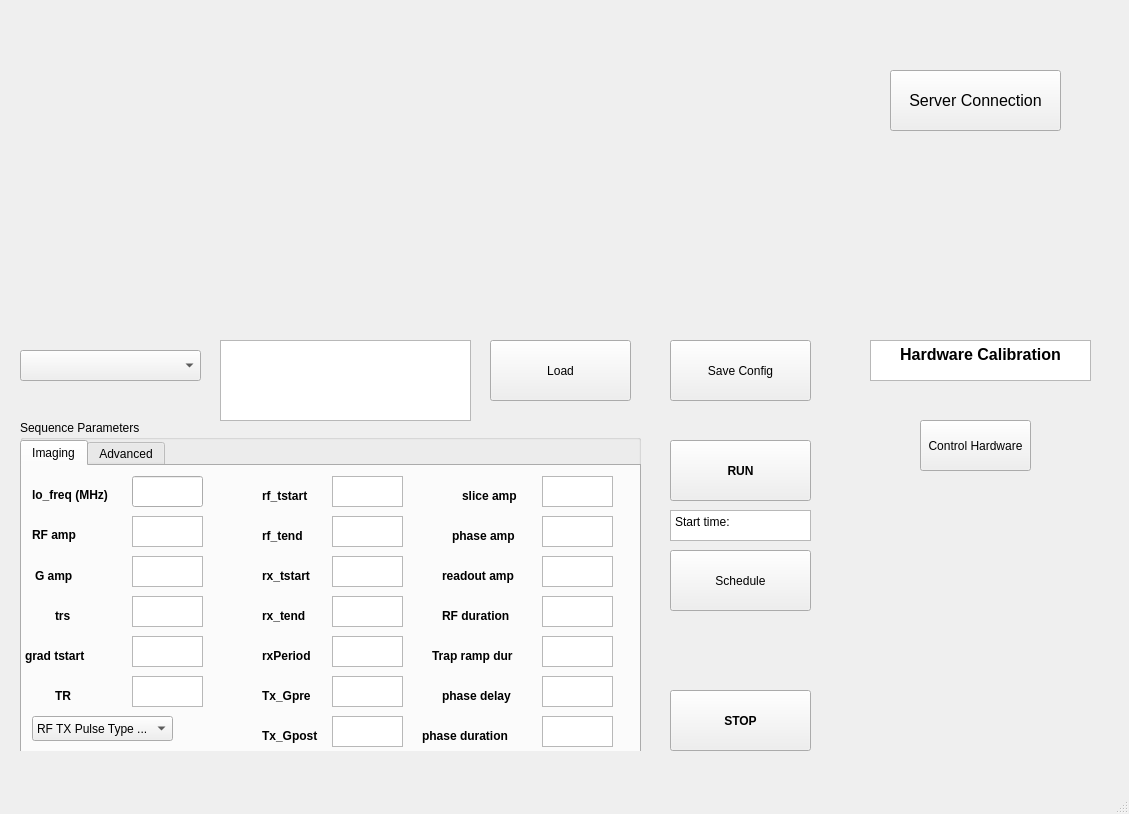
Before: the Qt Designer form ui/MainWindow.ui in josalggui/MaRGE, drawn with Qt 5.
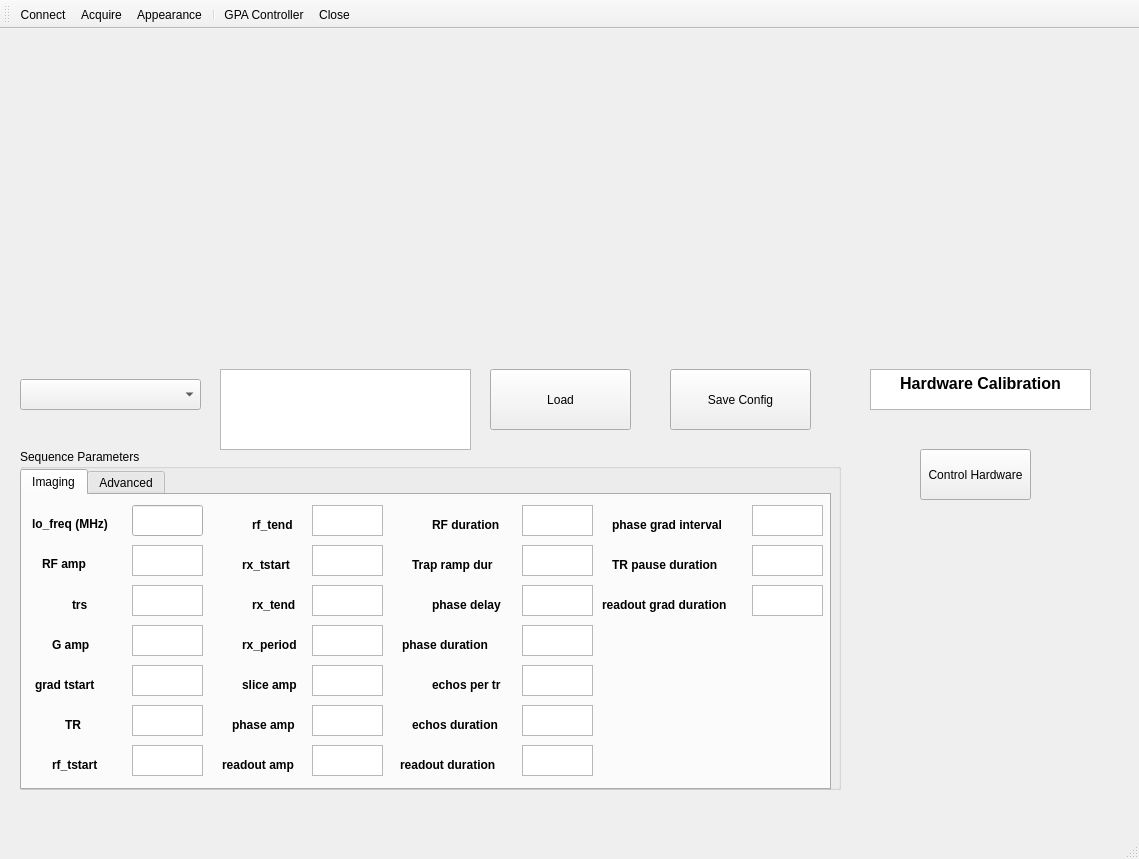
After: the same form once the commit is applied. Icons and pictures are not drawn.

What changed in the file:
```diff
--- a/ui/MainWindow.ui
+++ b/ui/MainWindow.ui
@@ -6,8 +6,8 @@
    <rect>
     <x>0</x>
     <y>0</y>
-    <width>1129</width>
-    <height>814</height>
+    <width>1139</width>
+    <height>859</height>
    </rect>
   </property>
   <property name="windowTitle">
@@ -40,74 +40,6 @@
      <string>Save Config</string>
     </property>
    </widget>
-   <widget class="QPushButton" name="PushButton_run">
-    <property name="geometry">
-     <rect>
-      <x>670</x>
-      <y>440</y>
-      <width>141</width>
-      <height>61</height>
-     </rect>
-    </property>
-    <property name="font">
-     <font>
-      <weight>75</weight>
-      <bold>true</bold>
-     </font>
-    </property>
-    <property name="text">
-     <string>RUN</string>
-    </property>
-   </widget>
-   <widget class="QTextEdit" name="textEdit_stTime">
-    <property name="geometry">
-     <rect>
-      <x>670</x>
-      <y>510</y>
-      <width>141</width>
-      <height>31</height>
-     </rect>
-    </property>
-    <property name="html">
-     <string>&lt;!DOCTYPE HTML PUBLIC &quot;-//W3C//DTD HTML 4.0//EN&quot; &quot;http://www.w3.org/TR/REC-html40/strict.dtd&quot;&gt;
-&lt;html&gt;&lt;head&gt;&lt;meta name=&quot;qrichtext&quot; content=&quot;1&quot; /&gt;&lt;style type=&quot;text/css&quot;&gt;
-p, li { white-space: pre-wrap; }
-&lt;/style&gt;&lt;/head&gt;&lt;body style=&quot; font-family:'Sans Serif'; font-size:9pt; font-weight:400; font-style:normal;&quot;&gt;
-&lt;p style=&quot; margin-top:0px; margin-bottom:0px; margin-left:0px; margin-right:0px; -qt-block-indent:0; text-indent:0px;&quot;&gt;&lt;span style=&quot; font-family:'Noto Sans';&quot;&gt;Start time:&lt;/span&gt;&lt;/p&gt;&lt;/body&gt;&lt;/html&gt;</string>
-    </property>
-   </widget>
-   <widget class="QPushButton" name="pushButton_schedule">
-    <property name="geometry">
-     <rect>
-      <x>670</x>
-      <y>550</y>
-      <width>141</width>
-      <height>61</height>
-     </rect>
-    </property>
-    <property name="text">
-     <string>Schedule</string>
-    </property>
-   </widget>
-   <widget class="QPushButton" name="pushButton_stop">
-    <property name="geometry">
-     <rect>
-      <x>670</x>
-      <y>690</y>
-      <width>141</width>
-      <height>61</height>
-     </rect>
-    </property>
-    <property name="font">
-     <font>
-      <weight>75</weight>
-      <bold>true</bold>
-     </font>
-    </property>
-    <property name="text">
-     <string>STOP</string>
-    </property>
-   </widget>
    <widget class="QComboBox" name="comboBox_seq">
     <property name="geometry">
      <rect>
@@ -153,8 +85,8 @@
      <rect>
       <x>20</x>
       <y>420</y>
-      <width>621</width>
-      <height>331</height>
+      <width>821</width>
+      <height>341</height>
      </rect>
     </property>
     <property name="title">
@@ -165,7 +97,7 @@
       <rect>
        <x>0</x>
        <y>20</y>
-       <width>621</width>
+       <width>811</width>
        <height>321</height>
       </rect>
      </property>
@@ -176,6 +108,25 @@
       <attribute name="title">
        <string>Imaging</string>
       </attribute>
+      <widget class="QLabel" name="label_TR">
+       <property name="geometry">
+        <rect>
+         <x>43</x>
+         <y>220</y>
+         <width>31</width>
+         <height>20</height>
+        </rect>
+       </property>
+       <property name="font">
+        <font>
+         <weight>75</weight>
+         <bold>true</bold>
+        </font>
+       </property>
+       <property name="text">
+        <string>TR</string>
+       </property>
+      </widget>
       <widget class="QLabel" name="label_loFreq">
        <property name="geometry">
         <rect>
@@ -195,70 +146,52 @@
         <string>lo_freq (MHz)</string>
        </property>
       </widget>
-      <widget class="QLabel" name="label_rfAmp">
+      <widget class="QTextEdit" name="textEdit_rfDur">
        <property name="geometry">
         <rect>
-         <x>10</x>
-         <y>60</y>
-         <width>54</width>
-         <height>17</height>
+         <x>500</x>
+         <y>10</y>
+         <width>71</width>
+         <height>31</height>
         </rect>
        </property>
-       <property name="font">
-        <font>
-         <weight>75</weight>
-         <bold>true</bold>
-        </font>
+      </widget>
+      <widget class="QTextEdit" name="textEdit_phDelay">
+       <property name="geometry">
+        <rect>
+         <x>500</x>
+         <y>90</y>
+         <width>71</width>
+         <height>31</height>
+        </rect>
        </property>
-       <property name="text">
-        <string>RF amp</string>
-       </property>
       </widget>
-      <widget class="QTextEdit" name="textEdit_rfAmp">
+      <widget class="QTextEdit" name="textEdit_rxTstart">
        <property name="geometry">
         <rect>
-         <x>110</x>
+         <x>290</x>
          <y>50</y>
          <width>71</width>
          <height>31</height>
         </rect>
        </property>
       </widget>
-      <widget class="QLabel" name="label_Gamp">
-       <property name="geometry">
-        <rect>
-         <x>13</x>
-         <y>100</y>
-         <width>51</width>
-         <height>20</height>
-        </rect>
-       </property>
-       <property name="font">
-        <font>
-         <weight>75</weight>
-         <bold>true</bold>
-        </font>
-       </property>
-       <property name="text">
-        <string>G amp</string>
-       </property>
-      </widget>
       <widget class="QTextEdit" name="textEdit_Gamp">
        <property name="geometry">
         <rect>
          <x>110</x>
-         <y>90</y>
+         <y>130</y>
          <width>71</width>
          <height>31</height>
         </rect>
        </property>
       </widget>
-      <widget class="QLabel" name="label_trs">
+      <widget class="QLabel" name="label_Shimx">
        <property name="geometry">
         <rect>
-         <x>33</x>
-         <y>140</y>
-         <width>31</width>
+         <x>410</x>
+         <y>20</y>
+         <width>91</width>
          <height>20</height>
         </rect>
        </property>
@@ -269,49 +202,14 @@
         </font>
        </property>
        <property name="text">
-        <string>trs</string>
+        <string>RF duration</string>
        </property>
       </widget>
-      <widget class="QTextEdit" name="textEdit_trs">
-       <property name="geometry">
-        <rect>
-         <x>110</x>
-         <y>130</y>
-         <width>71</width>
-         <height>31</height>
-        </rect>
-       </property>
-      </widget>
-      <widget class="QComboBox" name="comboBox_PulseType">
-       <property name="geometry">
-        <rect>
-         <x>10</x>
-         <y>250</y>
-         <width>141</width>
-         <height>25</height>
-        </rect>
-       </property>
-       <item>
-        <property name="text">
-         <string>RF TX Pulse Type ...</string>
-        </property>
-       </item>
-       <item>
-        <property name="text">
-         <string>Sinc</string>
-        </property>
-       </item>
-       <item>
-        <property name="text">
-         <string>Square</string>
-        </property>
-       </item>
-      </widget>
       <widget class="QLabel" name="label_rfTstart">
        <property name="geometry">
         <rect>
-         <x>240</x>
-         <y>20</y>
+         <x>30</x>
+         <y>260</y>
          <width>61</width>
          <height>20</height>
         </rect>
@@ -326,22 +224,12 @@
         <string>rf_tstart</string>
        </property>
       </widget>
-      <widget class="QTextEdit" name="textEdit_rfTstart">
+      <widget class="QLabel" name="label_phaseDur">
        <property name="geometry">
         <rect>
-         <x>310</x>
-         <y>10</y>
-         <width>71</width>
-         <height>31</height>
-        </rect>
-       </property>
-      </widget>
-      <widget class="QLabel" name="label_Gtstat">
-       <property name="geometry">
-        <rect>
-         <x>3</x>
-         <y>180</y>
-         <width>81</width>
+         <x>380</x>
+         <y>140</y>
+         <width>111</width>
          <height>20</height>
         </rect>
        </property>
@@ -352,7 +240,7 @@
         </font>
        </property>
        <property name="text">
-        <string>grad tstart</string>
+        <string>phase duration</string>
        </property>
       </widget>
       <widget class="QTextEdit" name="textEdit_gradTstart">
@@ -365,40 +253,11 @@
         </rect>
        </property>
       </widget>
-      <widget class="QLabel" name="label_TR">
-       <property name="geometry">
-        <rect>
-         <x>33</x>
-         <y>220</y>
-         <width>31</width>
-         <height>20</height>
-        </rect>
-       </property>
-       <property name="font">
-        <font>
-         <weight>75</weight>
-         <bold>true</bold>
-        </font>
-       </property>
-       <property name="text">
-        <string>TR</string>
-       </property>
-      </widget>
-      <widget class="QTextEdit" name="textEdit_TR">
-       <property name="geometry">
-        <rect>
-         <x>110</x>
-         <y>210</y>
-         <width>71</width>
-         <height>31</height>
-        </rect>
-       </property>
-      </widget>
       <widget class="QLabel" name="label_rfTend">
        <property name="geometry">
         <rect>
-         <x>240</x>
-         <y>60</y>
+         <x>230</x>
+         <y>20</y>
          <width>51</width>
          <height>20</height>
         </rect>
@@ -413,21 +272,70 @@
         <string>rf_tend</string>
        </property>
       </widget>
-      <widget class="QTextEdit" name="textEdit_rfTend">
+      <widget class="QTextEdit" name="textEdit_trapRampDur">
        <property name="geometry">
         <rect>
-         <x>310</x>
+         <x>500</x>
          <y>50</y>
          <width>71</width>
          <height>31</height>
         </rect>
        </property>
       </widget>
+      <widget class="QTextEdit" name="textEdit_phAmp">
+       <property name="geometry">
+        <rect>
+         <x>290</x>
+         <y>210</y>
+         <width>71</width>
+         <height>31</height>
+        </rect>
+       </property>
+      </widget>
+      <widget class="QTextEdit" name="textEdit_phDur">
+       <property name="geometry">
+        <rect>
+         <x>500</x>
+         <y>130</y>
+         <width>71</width>
+         <height>31</height>
+        </rect>
+       </property>
+      </widget>
+      <widget class="QTextEdit" name="textEdit_rdAmp">
+       <property name="geometry">
+        <rect>
+         <x>290</x>
+         <y>250</y>
+         <width>71</width>
+         <height>31</height>
+        </rect>
+       </property>
+      </widget>
+      <widget class="QLabel" name="label_phDelay">
+       <property name="geometry">
+        <rect>
+         <x>410</x>
+         <y>100</y>
+         <width>81</width>
+         <height>20</height>
+        </rect>
+       </property>
+       <property name="font">
+        <font>
+         <weight>75</weight>
+         <bold>true</bold>
+        </font>
+       </property>
+       <property name="text">
+        <string>phase delay</string>
+       </property>
+      </widget>
       <widget class="QLabel" name="label_rxTstart">
        <property name="geometry">
         <rect>
-         <x>240</x>
-         <y>100</y>
+         <x>220</x>
+         <y>60</y>
          <width>61</width>
          <height>20</height>
         </rect>
@@ -445,20 +353,39 @@
         <string>rx_tstart</string>
        </property>
       </widget>
-      <widget class="QTextEdit" name="textEdit_rxTstart">
+      <widget class="QLabel" name="label_trapRampDur">
        <property name="geometry">
         <rect>
-         <x>310</x>
-         <y>90</y>
+         <x>390</x>
+         <y>60</y>
+         <width>101</width>
+         <height>20</height>
+        </rect>
+       </property>
+       <property name="font">
+        <font>
+         <weight>75</weight>
+         <bold>true</bold>
+        </font>
+       </property>
+       <property name="text">
+        <string>Trap ramp dur</string>
+       </property>
+      </widget>
+      <widget class="QTextEdit" name="textEdit_rfTend">
+       <property name="geometry">
+        <rect>
+         <x>290</x>
+         <y>10</y>
          <width>71</width>
          <height>31</height>
         </rect>
        </property>
       </widget>
-      <widget class="QLabel" name="label_rxTend">
+      <widget class="QLabel" name="label_Gamp">
        <property name="geometry">
         <rect>
-         <x>240</x>
+         <x>30</x>
          <y>140</y>
          <width>51</width>
          <height>20</height>
@@ -471,14 +398,14 @@
         </font>
        </property>
        <property name="text">
-        <string>rx_tend</string>
+        <string>G amp</string>
        </property>
       </widget>
-      <widget class="QTextEdit" name="textEdit_rxTend">
+      <widget class="QTextEdit" name="textEdit_rfTstart">
        <property name="geometry">
         <rect>
-         <x>310</x>
-         <y>130</y>
+         <x>110</x>
+         <y>250</y>
          <width>71</width>
          <height>31</height>
         </rect>
@@ -487,9 +414,9 @@
       <widget class="QLabel" name="label_rxPeriod">
        <property name="geometry">
         <rect>
-         <x>240</x>
-         <y>180</y>
-         <width>61</width>
+         <x>220</x>
+         <y>140</y>
+         <width>71</width>
          <height>20</height>
         </rect>
        </property>
@@ -500,25 +427,15 @@
         </font>
        </property>
        <property name="text">
-        <string>rxPeriod</string>
+        <string>rx_period</string>
        </property>
       </widget>
-      <widget class="QTextEdit" name="textEdit_rxPeriod">
+      <widget class="QLabel" name="label_trs">
        <property name="geometry">
         <rect>
-         <x>310</x>
-         <y>170</y>
-         <width>71</width>
-         <height>31</height>
-        </rect>
-       </property>
-      </widget>
-      <widget class="QLabel" name="label_txGpre">
-       <property name="geometry">
-        <rect>
-         <x>240</x>
-         <y>220</y>
-         <width>61</width>
+         <x>50</x>
+         <y>100</y>
+         <width>31</width>
          <height>20</height>
         </rect>
        </property>
@@ -529,53 +446,34 @@
         </font>
        </property>
        <property name="text">
-        <string>Tx_Gpre</string>
+        <string>trs</string>
        </property>
       </widget>
-      <widget class="QTextEdit" name="textEdit_txGpre">
+      <widget class="QLineEdit" name="lineEdit_loFreq">
        <property name="geometry">
         <rect>
-         <x>310</x>
-         <y>210</y>
+         <x>110</x>
+         <y>10</y>
          <width>71</width>
          <height>31</height>
         </rect>
        </property>
       </widget>
-      <widget class="QTextEdit" name="textEdit_txGpost">
+      <widget class="QTextEdit" name="textEdit_rfAmp">
        <property name="geometry">
         <rect>
-         <x>310</x>
-         <y>250</y>
+         <x>110</x>
+         <y>50</y>
          <width>71</width>
          <height>31</height>
         </rect>
        </property>
       </widget>
-      <widget class="QLabel" name="label_txGpost">
-       <property name="geometry">
-        <rect>
-         <x>240</x>
-         <y>260</y>
-         <width>61</width>
-         <height>20</height>
-        </rect>
-       </property>
-       <property name="font">
-        <font>
-         <weight>75</weight>
-         <bold>true</bold>
-        </font>
-       </property>
-       <property name="text">
-        <string>Tx_Gpost</string>
-       </property>
-      </widget>
       <widget class="QLabel" name="label_sliceAmp">
        <property name="geometry">
         <rect>
-         <x>440</x>
-         <y>20</y>
+         <x>220</x>
+         <y>180</y>
          <width>71</width>
          <height>20</height>
         </rect>
@@ -590,30 +488,29 @@
         <string>slice amp</string>
        </property>
       </widget>
-      <widget class="QTextEdit" name="textEdit_sliceAmp">
+      <widget class="QLabel" name="label_Gtstat">
        <property name="geometry">
         <rect>
-         <x>520</x>
-         <y>10</y>
-         <width>71</width>
-         <height>31</height>
+         <x>13</x>
+         <y>180</y>
+         <width>81</width>
+         <height>20</height>
         </rect>
        </property>
-      </widget>
-      <widget class="QTextEdit" name="textEdit_phAmp">
-       <property name="geometry">
-        <rect>
-         <x>520</x>
-         <y>50</y>
-         <width>71</width>
-         <height>31</height>
-        </rect>
+       <property name="font">
+        <font>
+         <weight>75</weight>
+         <bold>true</bold>
+        </font>
        </property>
+       <property name="text">
+        <string>grad tstart</string>
+       </property>
       </widget>
-      <widget class="QTextEdit" name="textEdit_rdAmp">
+      <widget class="QTextEdit" name="textEdit_trs">
        <property name="geometry">
         <rect>
-         <x>520</x>
+         <x>110</x>
          <y>90</y>
          <width>71</width>
          <height>31</height>
@@ -623,8 +520,8 @@
       <widget class="QLabel" name="label_NPointsy">
        <property name="geometry">
         <rect>
-         <x>430</x>
-         <y>60</y>
+         <x>210</x>
+         <y>220</y>
          <width>81</width>
          <height>20</height>
         </rect>
@@ -639,11 +536,31 @@
         <string>phase amp</string>
        </property>
       </widget>
+      <widget class="QTextEdit" name="textEdit_TR">
+       <property name="geometry">
+        <rect>
+         <x>110</x>
+         <y>210</y>
+         <width>71</width>
+         <height>31</height>
+        </rect>
+       </property>
+      </widget>
+      <widget class="QTextEdit" name="textEdit_rxPeriod">
+       <property name="geometry">
+        <rect>
+         <x>290</x>
+         <y>130</y>
+         <width>71</width>
+         <height>31</height>
+        </rect>
+       </property>
+      </widget>
       <widget class="QLabel" name="label_NPointsz">
        <property name="geometry">
         <rect>
-         <x>420</x>
-         <y>100</y>
+         <x>200</x>
+         <y>260</y>
          <width>91</width>
          <height>20</height>
         </rect>
@@ -658,12 +575,51 @@
         <string>readout amp</string>
        </property>
       </widget>
-      <widget class="QLabel" name="label_Shimx">
+      <widget class="QTextEdit" name="textEdit_sliceAmp">
        <property name="geometry">
         <rect>
-         <x>420</x>
-         <y>140</y>
-         <width>91</width>
+         <x>290</x>
+         <y>170</y>
+         <width>71</width>
+         <height>31</height>
+        </rect>
+       </property>
+      </widget>
+      <widget class="QTextEdit" name="textEdit_rxTend">
+       <property name="geometry">
+        <rect>
+         <x>290</x>
+         <y>90</y>
+         <width>71</width>
+         <height>31</height>
+        </rect>
+       </property>
+      </widget>
+      <widget class="QLabel" name="label_rfAmp">
+       <property name="geometry">
+        <rect>
+         <x>20</x>
+         <y>60</y>
+         <width>54</width>
+         <height>17</height>
+        </rect>
+       </property>
+       <property name="font">
+        <font>
+         <weight>75</weight>
+         <bold>true</bold>
+        </font>
+       </property>
+       <property name="text">
+        <string>RF amp</string>
+       </property>
+      </widget>
+      <widget class="QLabel" name="label_rxTend">
+       <property name="geometry">
+        <rect>
+         <x>230</x>
+         <y>100</y>
+         <width>51</width>
          <height>20</height>
         </rect>
        </property>
@@ -674,45 +630,25 @@
         </font>
        </property>
        <property name="text">
-        <string>RF duration</string>
+        <string>rx_tend</string>
        </property>
       </widget>
-      <widget class="QTextEdit" name="textEdit_rfDur">
+      <widget class="QTextEdit" name="textEdit_echosTR">
        <property name="geometry">
         <rect>
-         <x>520</x>
-         <y>130</y>
-         <width>71</width>
-         <height>31</height>
-        </rect>
-       </property>
-      </widget>
-      <widget class="QTextEdit" name="textEdit_trapRampDur">
-       <property name="geometry">
-        <rect>
-         <x>520</x>
+         <x>500</x>
          <y>170</y>
          <width>71</width>
          <height>31</height>
         </rect>
        </property>
       </widget>
-      <widget class="QTextEdit" name="textEdit_phDelay">
-       <property name="geometry">
-        <rect>
-         <x>520</x>
-         <y>210</y>
-         <width>71</width>
-         <height>31</height>
-        </rect>
-       </property>
-      </widget>
-      <widget class="QLabel" name="label_trapRampDur">
+      <widget class="QLabel" name="label_echos_tr">
        <property name="geometry">
         <rect>
          <x>410</x>
          <y>180</y>
-         <width>101</width>
+         <width>91</width>
          <height>20</height>
         </rect>
        </property>
@@ -723,15 +659,25 @@
         </font>
        </property>
        <property name="text">
-        <string>Trap ramp dur</string>
+        <string>echos per tr</string>
        </property>
       </widget>
-      <widget class="QLabel" name="label_phDelay">
+      <widget class="QTextEdit" name="textEdit_echosDur">
        <property name="geometry">
         <rect>
-         <x>420</x>
+         <x>500</x>
+         <y>210</y>
+         <width>71</width>
+         <height>31</height>
+        </rect>
+       </property>
+      </widget>
+      <widget class="QLabel" name="label_echosDur">
+       <property name="geometry">
+        <rect>
+         <x>390</x>
          <y>220</y>
-         <width>91</width>
+         <width>101</width>
          <height>20</height>
         </rect>
        </property>
@@ -742,35 +688,25 @@
         </font>
        </property>
        <property name="text">
-        <string>phase delay</string>
+        <string>echos duration</string>
        </property>
       </widget>
-      <widget class="QLineEdit" name="lineEdit_loFreq">
+      <widget class="QTextEdit" name="textEdit_readOutDur">
        <property name="geometry">
         <rect>
-         <x>110</x>
-         <y>10</y>
-         <width>71</width>
-         <height>31</height>
-        </rect>
-       </property>
-      </widget>
-      <widget class="QTextEdit" name="textEdit_phDur">
-       <property name="geometry">
-        <rect>
-         <x>520</x>
+         <x>500</x>
          <y>250</y>
          <width>71</width>
          <height>31</height>
         </rect>
        </property>
       </widget>
-      <widget class="QLabel" name="label">
+      <widget class="QLabel" name="label_readoutDur">
        <property name="geometry">
         <rect>
-         <x>400</x>
+         <x>378</x>
          <y>260</y>
-         <width>111</width>
+         <width>121</width>
          <height>20</height>
         </rect>
        </property>
@@ -781,7 +717,100 @@
         </font>
        </property>
        <property name="text">
-        <string>phase duration</string>
+        <string>readout duration</string>
+       </property>
+      </widget>
+      <widget class="QTextEdit" name="textEdit_phGint">
+       <property name="geometry">
+        <rect>
+         <x>730</x>
+         <y>10</y>
+         <width>71</width>
+         <height>31</height>
+        </rect>
+       </property>
+      </widget>
+      <widget class="QLabel" name="label_phaseInter">
+       <property name="geometry">
+        <rect>
+         <x>590</x>
+         <y>20</y>
+         <width>141</width>
+         <height>20</height>
+        </rect>
+       </property>
+       <property name="font">
+        <font>
+         <weight>75</weight>
+         <bold>true</bold>
+        </font>
+       </property>
+       <property name="text">
+        <string>phase grad interval</string>
+       </property>
+      </widget>
+      <widget class="QTextEdit" name="textEdit_TrPauseDur">
+       <property name="geometry">
+        <rect>
+         <x>730</x>
+         <y>50</y>
+         <width>71</width>
+         <height>31</height>
+        </rect>
+       </property>
+       <property name="font">
+        <font>
+         <weight>50</weight>
+         <bold>false</bold>
+        </font>
+       </property>
+      </widget>
+      <widget class="QLabel" name="label_TRpauseDur">
+       <property name="geometry">
+        <rect>
+         <x>590</x>
+         <y>60</y>
+         <width>131</width>
+         <height>20</height>
+        </rect>
+       </property>
+       <property name="font">
+        <font>
+         <weight>75</weight>
+         <bold>true</bold>
+        </font>
+       </property>
+       <property name="text">
+        <string>TR pause duration</string>
+       </property>
+      </widget>
+      <widget class="QTextEdit" name="textEdit_readoutGradDur">
+       <property name="geometry">
+        <rect>
+         <x>730</x>
+         <y>90</y>
+         <width>71</width>
+         <height>31</height>
+        </rect>
+       </property>
+      </widget>
+      <widget class="QLabel" name="label_readoutGradDur">
+       <property name="geometry">
+        <rect>
+         <x>580</x>
+         <y>100</y>
+         <width>151</width>
+         <height>20</height>
+        </rect>
+       </property>
+       <property name="font">
+        <font>
+         <weight>75</weight>
+         <bold>true</bold>
+        </font>
+       </property>
+       <property name="text">
+        <string>readout grad duration</string>
        </property>
       </widget>
      </widget>
@@ -802,24 +831,6 @@
      </rect>
     </property>
    </widget>
-   <widget class="QPushButton" name="PushButton_connect">
-    <property name="geometry">
-     <rect>
-      <x>890</x>
-      <y>70</y>
-      <width>171</width>
-      <height>61</height>
-     </rect>
-    </property>
-    <property name="font">
-     <font>
-      <pointsize>12</pointsize>
-     </font>
-    </property>
-    <property name="text">
-     <string>Server Connection</string>
-    </property>
-   </widget>
    <widget class="QWidget" name="widget_mplwindow1" native="true">
     <property name="geometry">
      <rect>
@@ -860,12 +871,137 @@
     <rect>
      <x>0</x>
      <y>0</y>
-     <width>1129</width>
+     <width>1139</width>
      <height>20</height>
     </rect>
    </property>
   </widget>
   <widget class="QStatusBar" name="statusbar"/>
+  <widget class="QToolBar" name="toolBar_AcquisitionCtrl">
+   <property name="windowTitle">
+    <string>toolBar</string>
+   </property>
+   <attribute name="toolBarArea">
+    <enum>TopToolBarArea</enum>
+   </attribute>
+   <attribute name="toolBarBreak">
+    <bool>false</bool>
+   </attribute>
+   <addaction name="action_connect"/>
+   <addaction name="action_acquire"/>
+   <addaction name="action_changeappearance"/>
+   <addaction name="separator"/>
+   <addaction name="action_gpacontroller"/>
+   <addaction name="action_close"/>
+  </widget>
+  <action name="action_gpacontroller">
+   <property name="icon">
+    <iconset>
+     <normaloff>../resources/icons/waves.svg</normaloff>../resources/icons/waves.svg</iconset>
+   </property>
+   <property name="text">
+    <string>GPA Controller</string>
+   </property>
+   <property name="toolTip">
+    <string>Open GPA Waveform observer</string>
+   </property>
+  </action>
+  <action name="action_savedata">
+   <property name="icon">
+    <iconset>
+     <normaloff>../resources/icons/clipboard.svg</normaloff>../resources/icons/clipboard.svg</iconset>
+   </property>
+   <property name="text">
+    <string>Save Data</string>
+   </property>
+   <property name="toolTip">
+    <string>Save Acquired Data</string>
+   </property>
+  </action>
+  <action name="action_exportfigure">
+   <property name="icon">
+    <iconset>
+     <normaloff>../resources/icons/chart-line.svg</normaloff>../resources/icons/chart-line.svg</iconset>
+   </property>
+   <property name="text">
+    <string>Export Figure</string>
+   </property>
+   <property name="toolTip">
+    <string>Export the Figure of the Acquired Signal</string>
+   </property>
+  </action>
+  <action name="action_focusfrequency">
+   <property name="icon">
+    <iconset>
+     <normaloff>../resources/icons/arrow-minimise.svg</normaloff>../resources/icons/arrow-minimise.svg</iconset>
+   </property>
+   <property name="text">
+    <string>Focus Frequency</string>
+   </property>
+   <property name="toolTip">
+    <string>Focus Actual Larmor Frequency</string>
+   </property>
+  </action>
+  <action name="action_changeappearance">
+   <property name="icon">
+    <iconset>
+     <normaloff>../resources/icons/brush.svg</normaloff>../resources/icons/brush.svg</iconset>
+   </property>
+   <property name="text">
+    <string>Appearance</string>
+   </property>
+   <property name="toolTip">
+    <string>Change Window Appearance</string>
+   </property>
+  </action>
+  <action name="action_connect">
+   <property name="checkable">
+    <bool>false</bool>
+   </property>
+   <property name="icon">
+    <iconset>
+     <normaloff>../resources/icons/power-outline.svg</normaloff>../resources/icons/power-outline.svg</iconset>
+   </property>
+   <property name="text">
+    <string>Connect</string>
+   </property>
+   <property name="toolTip">
+    <string>Connect to marcos server</string>
+   </property>
+   <property name="font">
+    <font/>
+   </property>
+  </action>
+  <action name="action_acquire">
+   <property name="icon">
+    <iconset>
+     <normaloff>../resources/icons/social-youtube.svg</normaloff>../resources/icons/social-youtube.svg</iconset>
+   </property>
+   <property name="text">
+    <string>Acquire</string>
+   </property>
+   <property name="toolTip">
+    <string>Start Acquisition</string>
+   </property>
+  </action>
+  <action name="action_close">
+   <property name="checkable">
+    <bool>false</bool>
+   </property>
+   <property name="icon">
+    <iconset>
+     <normaloff>../resources/icons/delete-outline.svg</normaloff>../resources/icons/delete-outline.svg</iconset>
+   </property>
+   <property name="text">
+    <string>Close</string>
+   </property>
+   <property name="toolTip">
+    <string>Close PhisioMRI_GUI</string>
+   </property>
+   <property name="font">
+    <font/>
+   </property>
+  </action>
  </widget>
  <resources/>
  <connections/>
```
